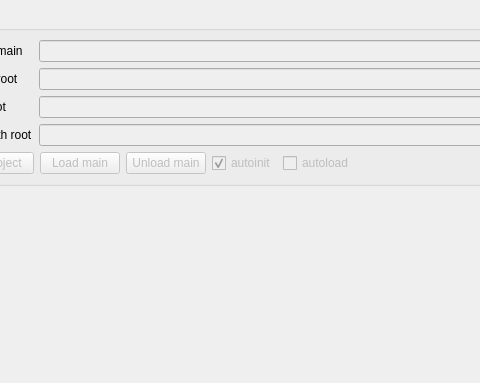
Qt form addons/kate-russell-plugin/ProjectsTab.ui (dmitry-vlasov/kate-russell) before a commit; both pictures show x 241 to 721 and y 0 to 383 of the 837 by 383 pixel window.
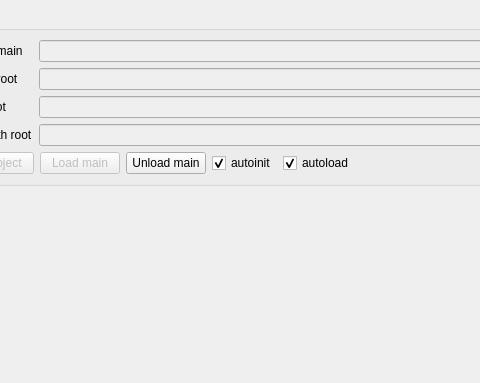
The same form after that commit.

Commit message: autoload/autoinit are enhanced

The edit to the form file:
```diff
--- a/addons/kate-russell-plugin/ProjectsTab.ui
+++ b/addons/kate-russell-plugin/ProjectsTab.ui
@@ -268,7 +268,7 @@
         <item>
          <widget class="QPushButton" name="pushButton">
           <property name="enabled">
-           <bool>false</bool>
+           <bool>true</bool>
           </property>
           <property name="sizePolicy">
            <sizepolicy hsizetype="Fixed" vsizetype="Fixed">
@@ -287,7 +287,7 @@
         <item>
          <widget class="QCheckBox" name="autoinitCheckBox">
           <property name="enabled">
-           <bool>false</bool>
+           <bool>true</bool>
           </property>
           <property name="sizePolicy">
            <sizepolicy hsizetype="Fixed" vsizetype="Fixed">
@@ -309,7 +309,7 @@
         <item>
          <widget class="QCheckBox" name="autoloadCheckBox">
           <property name="enabled">
-           <bool>false</bool>
+           <bool>true</bool>
           </property>
           <property name="sizePolicy">
            <sizepolicy hsizetype="Fixed" vsizetype="Fixed">
@@ -320,6 +320,9 @@
           <property name="text">
            <string>autoload</string>
           </property>
+          <property name="checked">
+           <bool>true</bool>
+          </property>
          </widget>
         </item>
         <item>
```
The commit also changes 2 other files.
